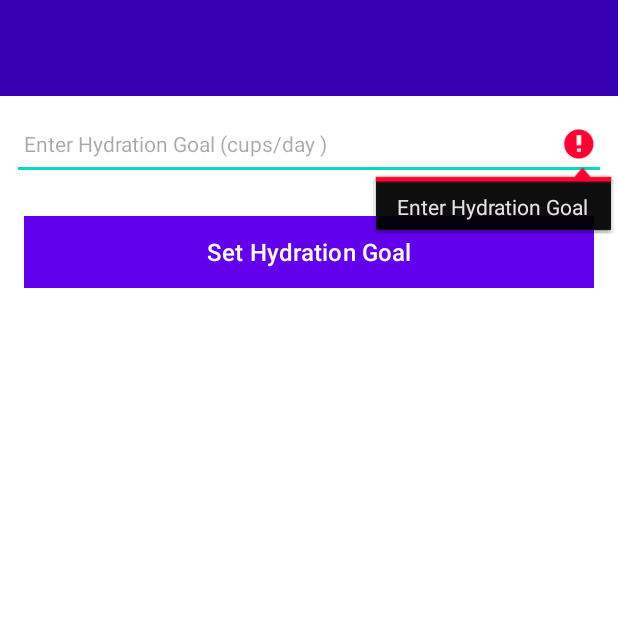
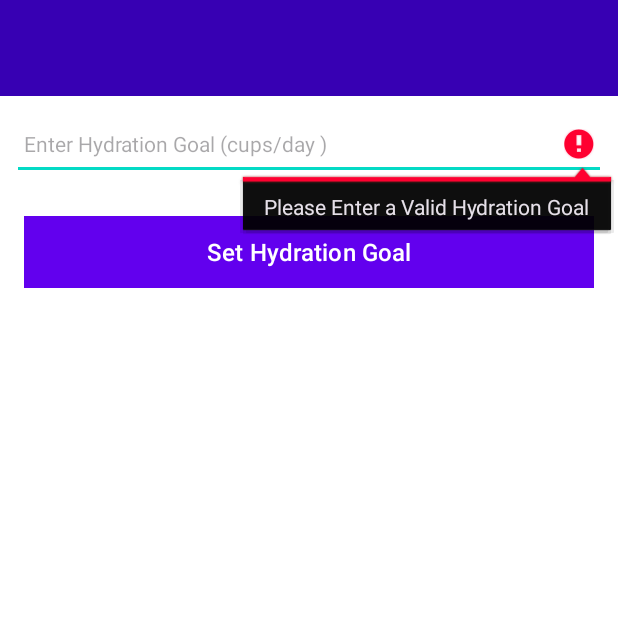
Before and after one commit to Maxamed-Maxamed/FYP-Hydration-app-Mate, an Android app: the screen it shows after launch (HydrationActivity), after a tap on "Set Hydration Goal", on a phone screen of 412 x 824 dp, the top half of it. Run offline under Robolectric (Android 15) with nearby library versions, the phone set to English and light mode, and no system bars; our stand-ins replace Timber.

Commit message:
add hydration model and activity code

```diff
--- a/app/src/main/java/com/example/fyp_hydration_app_mate/activities/HydrationActivity.kt
+++ b/app/src/main/java/com/example/fyp_hydration_app_mate/activities/HydrationActivity.kt
@@ -1,14 +1,23 @@
 package com.example.fyp_hydration_app_mate.activities
 
+import android.annotation.SuppressLint
 import android.os.Bundle
 import android.widget.Toast
 import androidx.appcompat.app.AppCompatActivity
 import com.example.fyp_hydration_app_mate.databinding.ActivityHydrationBinding
+import com.example.fyp_hydration_app_mate.models.HydrationModel
 import timber.log.Timber
+import timber.log.Timber.Forest.i
+import java.sql.Time
+import kotlin.time.Duration.Companion.milliseconds
 
 class HydrationActivity : AppCompatActivity() {
     private lateinit var binding: ActivityHydrationBinding
+    private var hydrationModel = HydrationModel()
 
+    // TODO: 1. Add a button to the UI that allows the user to enter a hydration goal.
+
+    @SuppressLint("SuspiciousIndentation")
     override fun onCreate(savedInstanceState: Bundle?) {
         super.onCreate(savedInstanceState)
 
@@ -16,23 +25,77 @@ class HydrationActivity : AppCompatActivity() {
         setContentView(binding.root)
 
         Timber.plant(Timber.DebugTree())
+        Timber.i("Hydration Activity Created")
 
-        binding.hydrationGoalButton.setOnClickListener {
-            val enterHydrationGoal = binding.hydrationGoalTextView.text.toString()
+        /* TODO: 2. Add a TextView to the UI that displays the hydration goal. */
 
-            if (enterHydrationGoal.isEmpty()) {
-                binding.hydrationGoalTextView.error = "Enter Hydration Goal"
-                Timber.i("Hydration Goal is Empty")
-                return@setOnClickListener
-            } else {
-                binding.hydrationGoalTextView.error = null
+        /* TODO: 3. Add a button to the UI that allows the user to enter a hydration goal. */
+
+        /* TODO: 4. Add a button to the UI that allows the user to start tracking their hydration. */
+
+
+
+                binding.hydrationGoalButton.setOnClickListener {
+            val enteredGoal = binding.hydrationGoalTextView.text.toString().trim()  //Returns a string having leading and trailing whitespace removed.
+
+            if (enteredGoal.isEmpty() || enteredGoal.toInt() <= 0) {
+                binding.hydrationGoalTextView.error = "Please Enter a Valid Hydration Goal"
+               // Toast.makeText(this, "Please Enter a Valid Hydration Goal", Toast.LENGTH_SHORT).show()
+                Timber.i("Please Enter a Valid Hydration Goal")
+                binding.hydrationGoalTextView.requestFocus()
+                return@setOnClickListener // TODO: 1. If the goal is not valid, display an error message and return.
             }
+            else
+            {
 
-            val hydrationGoal = enterHydrationGoal.toInt()
-            Toast.makeText(this, "Hydration Goal is $hydrationGoal", Toast.LENGTH_SHORT).show()
+            binding.hydrationGoalTextView.error = null
+            binding.hydrationGoalTextView.clearFocus()
+            hydrationModel.hydrationGoal = enteredGoal.toInt()
+            Timber.i("hydrationGoal: $hydrationModel ml")
+            return@setOnClickListener // TODO: 1. If the goal is valid, set the hydration goal and display a success message.
 
-            Timber.i("Hydration Goal Button Clicked")
-            Timber.i("Hydration Goal is $hydrationGoal")
+         }
+
+
         }
+
+
+
     }
+
+
+
+
+
+
+
+
+
+
+    override fun onStart() {
+        super.onStart()
+        Timber.i("Hydration Activity Started")
+    }
+
+    override fun onResume() {
+        super.onResume()
+        Timber.i("Hydration Activity Resumed")
+    }
+
+    override fun onPause() {
+        super.onPause()
+        Timber.i("Hydration Activity Paused")
+    }
+
+    override fun onStop() {
+        super.onStop()
+        Timber.i("Hydration Activity Stopped")
+    }
+
+    override fun onDestroy() {
+        super.onDestroy()
+        Timber.i("Hydration Activity Destroyed")
+    }
+
+    /* TODO: 2. Add a TextView to the UI that displays the hydration goal. */
 }
--- /dev/null
+++ b/app/src/main/java/com/example/fyp_hydration_app_mate/models/HydrationModel.kt
@@ -0,0 +1,5 @@
+package com.example.fyp_hydration_app_mate.models
+
+data class HydrationModel
+    (
+    var hydrationGoal: Int = 0)
--- a/gradle.properties
+++ b/gradle.properties
@@ -21,3 +21,4 @@ kotlin.code.style=official
 # resources declared in the library itself and none from the library's dependencies,
 # thereby reducing the size of the R class for that library
 android.nonTransitiveRClass=true
+org.gradle.configuration-cache=true
```
Also changed, not shown: 1 other file.
